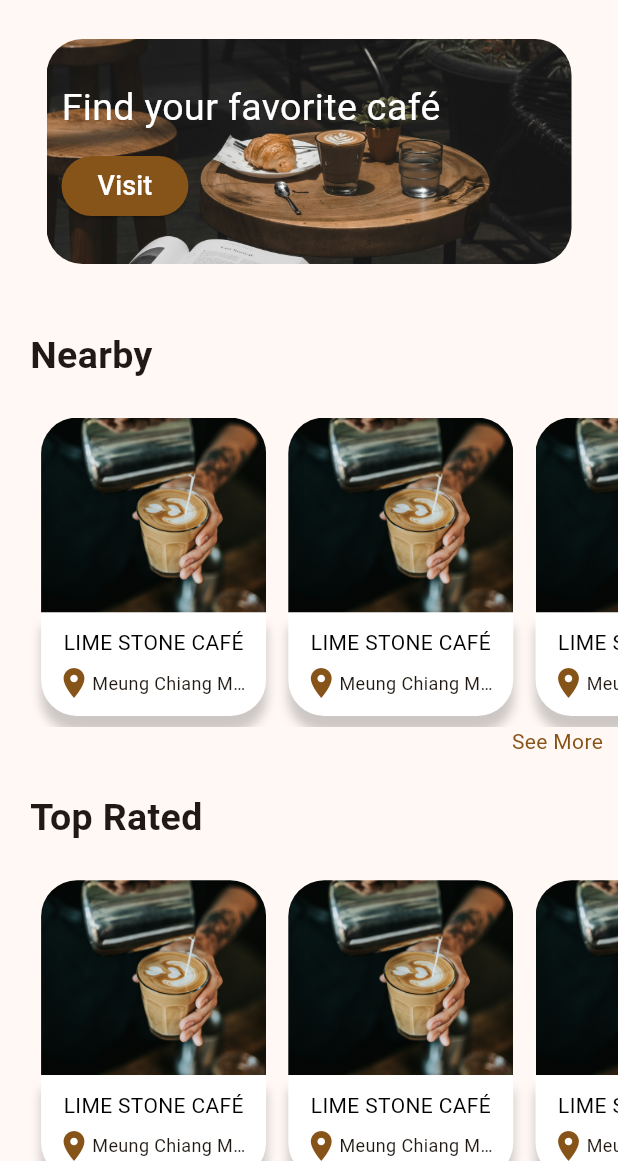
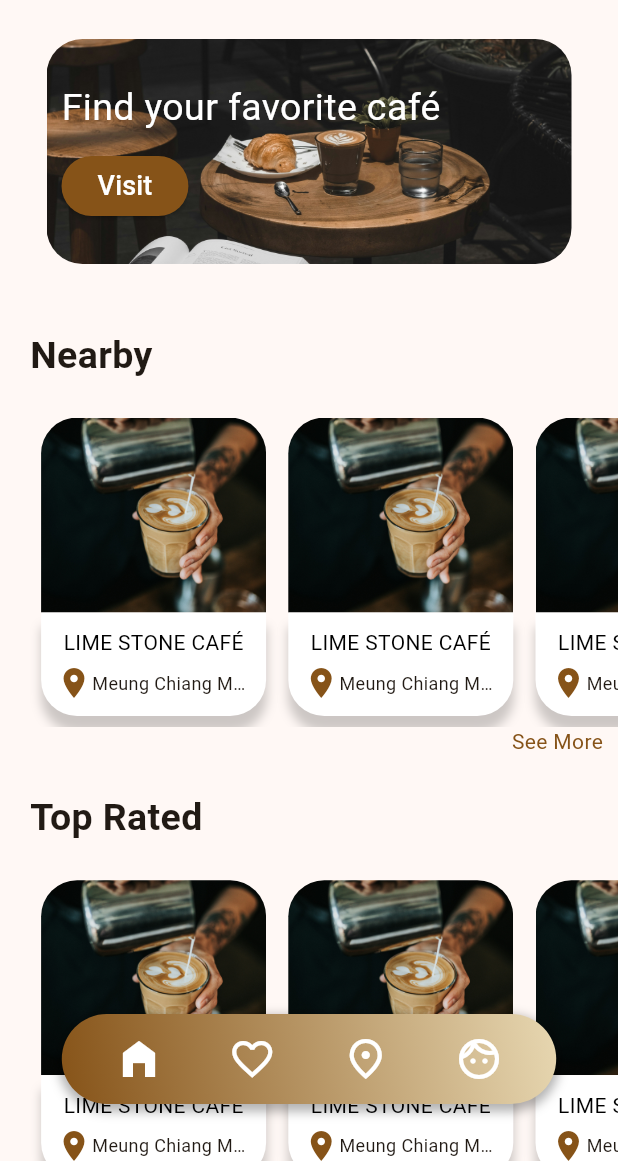
Before and after one commit to PhilipHousdens/brew_finder, a Flutter app: the screen it shows after launch, on a phone screen of 412 x 824 dp, the part 75-1236 px from its top. Run offline on Flutter 3.47's test engine with Material 3 defaults, Android fonts, the light colour scheme and no system bars.

Commit message:
Finished Bottom Nav

```diff
--- a/lib/main.dart
+++ b/lib/main.dart
@@ -19,7 +19,7 @@ class MyApp extends StatelessWidget {
       title: 'BrewFinder',
       theme: ThemeData(
 
-        colorScheme: ColorScheme.fromSeed(seedColor: redBrown),
+        colorScheme: ColorScheme.fromSeed(seedColor: redBrown, secondary: creamWhite),
         useMaterial3: true,
       ),
       home: const HomePage(),
--- /dev/null
+++ b/lib/pages/component/bottomNav.dart
@@ -0,0 +1,88 @@
+import 'dart:ui';
+
+import 'package:flutter/material.dart';
+
+class BottomNav extends StatelessWidget {
+  const BottomNav({
+    Key? key,
+    required this.size,
+  }) : super(key: key);
+
+  final Size size;
+
+  @override
+  Widget build(BuildContext context) {
+    return Center(
+      child: Container(
+        margin: EdgeInsets.only(left: 10, right: 10, bottom: 20),
+
+        width: size.width * 0.8,
+        height: 60,
+        decoration: BoxDecoration(
+          borderRadius: BorderRadius.circular(35),
+          gradient: LinearGradient(
+            begin: Alignment.bottomLeft,
+            end: Alignment.topRight,
+            colors: [
+              Theme.of(context).colorScheme.primary,
+              Theme.of(context).colorScheme.secondary,
+            ],
+          ),
+          boxShadow: [
+            BoxShadow(
+              color: Colors.black.withOpacity(0.3), // Add shadow for the floating effect
+              spreadRadius: 2,
+              blurRadius: 5,
+              offset: Offset(0, 3), // Adjust the shadow offset as needed
+            ),
+          ],
+        ),
+        child: Row(
+          mainAxisAlignment: MainAxisAlignment.spaceEvenly,
+          children: [
+            IconButton(
+              onPressed: () {
+                print('Home');
+              },
+              icon: Icon(
+                Icons.home_filled,
+                color: Colors.white,
+                size: 32,
+              ),
+            ),
+            IconButton(
+              onPressed: () {
+                print('like');
+              },
+              icon: Icon(
+                Icons.favorite_border_outlined,
+                color: Colors.white,
+                size: 32,
+              ),
+            ),
+            IconButton(
+              onPressed: () {
+                print('Visited');
+              },
+              icon: Icon(
+                Icons.place_outlined,
+                color: Colors.white,
+                size: 32,
+              ),
+            ),
+            IconButton(
+              onPressed: () {
+                print('Profile');
+              },
+              icon: Icon(
+                Icons.face_outlined,
+                color: Colors.white,
+                size: 32,
+              ),
+            )
+          ],
+        ),
+      ),
+    );
+  }
+}
--- a/lib/pages/homePage.dart
+++ b/lib/pages/homePage.dart
@@ -1,5 +1,7 @@
 import 'package:flutter/cupertino.dart';
 import 'package:flutter/material.dart';
+import 'package:flutter/widgets.dart';
+import 'component/bottomNav.dart';
 import 'component/header.dart';
 import 'component/nearbyCaffe.dart';
 import 'component/seemore.dart';
@@ -15,7 +17,9 @@ class HomePage extends StatelessWidget {
         centerTitle: true,
         title: Image.asset('assets/images/logo.png'),
       ),
-      body: SingleChildScrollView(
+      body: Stack(
+        children: [
+          SingleChildScrollView(
             child: Column(
               children: [
                 // Header Section
@@ -53,7 +57,7 @@ class HomePage extends StatelessWidget {
                 ),
                 seemoreBtn(),
                 Container(
-              height: size.height * 0.1 ,
+                  height: size.height * 0.1,
                   child: const Padding(
                     padding: EdgeInsets.symmetric(horizontal: 20),
                     child: Row(
@@ -100,13 +104,22 @@ class HomePage extends StatelessWidget {
                   ),
                 ),
                 seemoreBtn(),
-            SizedBox(height: 100,)
+                SizedBox(height: 100,),
               ],
             ),
+          ),
+          Positioned(
+            bottom: 18,
+            left: 12,
+            right: 12,
+            child: BottomNav(size: size),
+          ),
+        ],
       ),
     );
   }
 }
+
 
 class NearbySection extends StatelessWidget {
   const NearbySection({
--- a/pubspec.yaml
+++ b/pubspec.yaml
@@ -61,6 +61,7 @@ flutter:
   # To add assets to your application, add an assets section, like this:
   assets:
     - assets/images/
+    - assets/icons/
 
   # An image asset can refer to one or more resolution-specific "variants", see
   # https://flutter.dev/assets-and-images/#resolution-aware
```
Also changed, not shown: assets/icons/home.png (added), lib/generated/assets.dart. Lines whose indentation alone changed are shown as unchanged.
